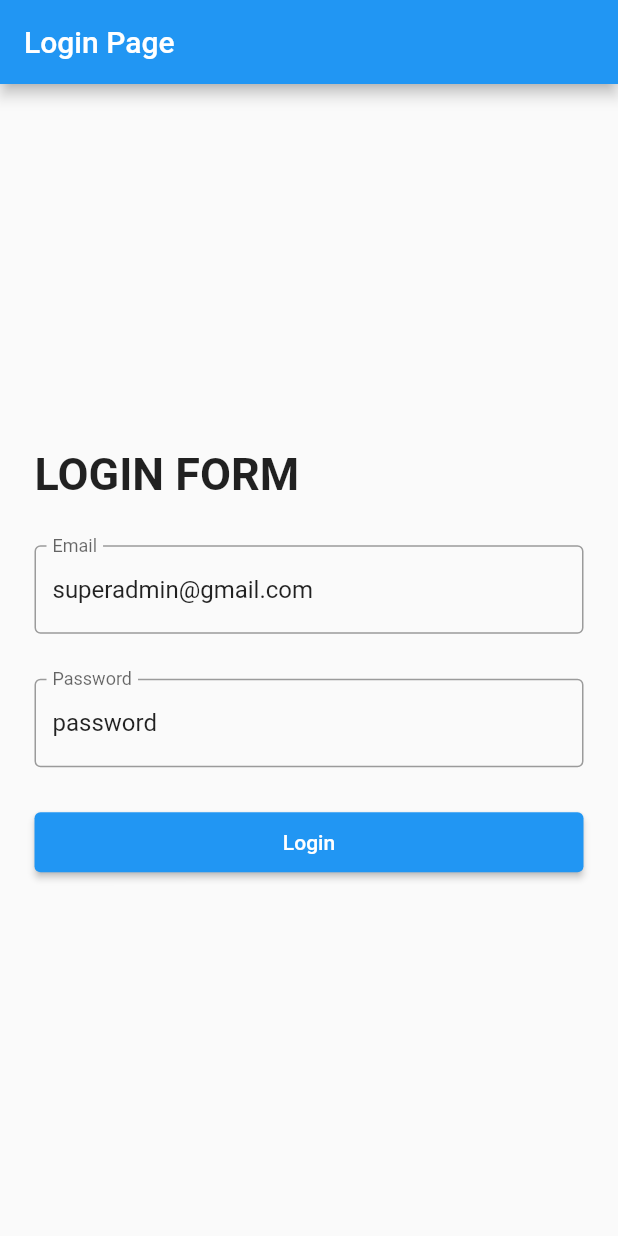
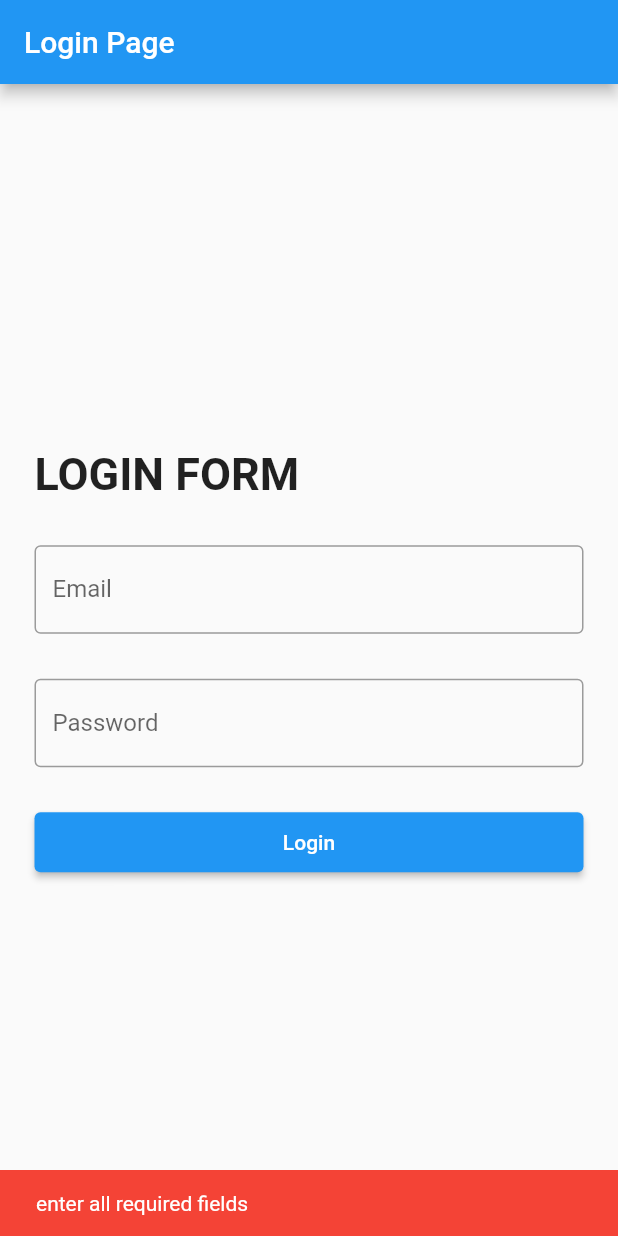
Before and after one commit to AhmadRafif22/stisla_flutter_1, a Flutter app: the screen it shows after launch, after a tap on "Login", on a phone screen of 412 x 824 dp. Run offline on Flutter 3.47's test engine with Material 2 defaults, Android fonts, the phone set to English and light mode, and no system bars; our stand-ins replace shared_preferences; network calls fail.

Commit message:
fixing validation input for login

```diff
--- a/lib/Service/globals.dart
+++ b/lib/Service/globals.dart
@@ -2,6 +2,7 @@ import 'package:flutter/cupertino.dart';
 import 'package:flutter/material.dart';
 
 const String baseUrl = "http://localhost:8000/api/";
+// const String baseUrl = "http://192.168.72.205:8000/api/";
 const Map<String, String> headers = {"Content-Type": "application/json"};
 
 errorSnackBar(BuildContext context, String text) {
--- a/lib/page/login.dart
+++ b/lib/page/login.dart
@@ -24,18 +24,21 @@ class _LoginPageState extends State<LoginPage> {
   void initState() {
     // TODO: implement initState
     super.initState();
-    __email.text = "superadmin@gmail.com";
-    __password.text = "password";
+    // __email.text = "superadmin@gmail.com";
+    // __password.text = "password";
   }
 
   @override
-  String _email = 'superadmin@gmail.com';
-  String _password = 'password';
+  // String _email = 'superadmin@gmail.com';
+  // String _password = 'password';
+  String _email = '';
+  String _password = '';
 
   loginPressed() async {
     if (_email.isNotEmpty && _password.isNotEmpty) {
       http.Response response = await AuthServices.login(_email, _password);
       Map responseMap = jsonDecode(response.body);
+      print(response.body);
       if (response.statusCode == 200) {
         Navigator.pushAndRemoveUntil(
           context,
@@ -45,7 +48,7 @@ class _LoginPageState extends State<LoginPage> {
           (route) => false,
         );
       } else {
-        errorSnackBar(context, responseMap.values.first);
+        errorSnackBar(context, 'wrong email or password');
       }
     } else {
       errorSnackBar(context, 'enter all required fields');
```
Also changed, not shown: lib/Service/auth_service.dart (+12 -4 lines).
